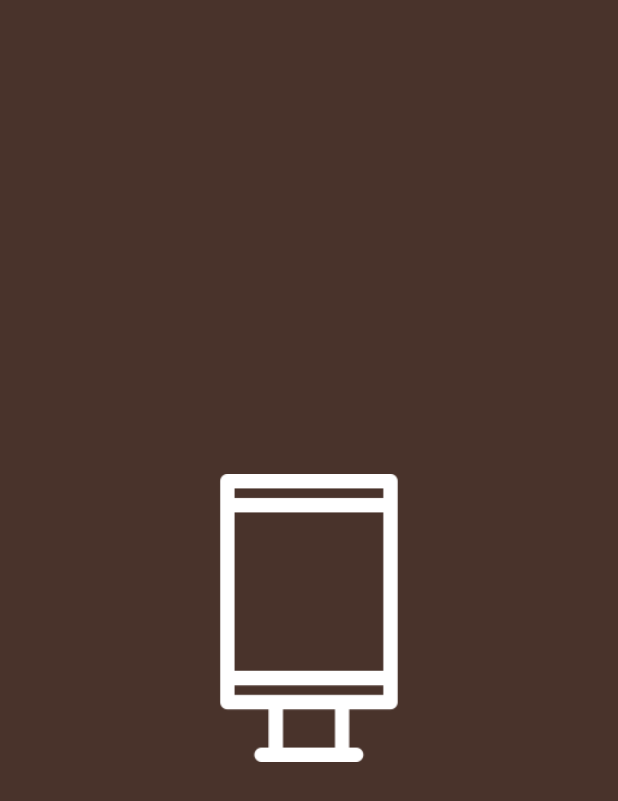
After one commit to rberends/r_dash, a Flutter app: the first screen one second after launch, on a phone screen of 412 x 824 dp. The commit adds this screen. Shown: the top 801 px of the screen. Run offline on Flutter 3.47's test engine with Material 2 defaults, Android fonts, the phone set to English and light mode, and no system bars; missing offline and left inert: dart_ping, flutter_analog_clock; network calls fail.

Commit message:
improvements to connection status display

```diff
--- /dev/null
+++ b/lib/booting_widget.dart
@@ -0,0 +1,17 @@
+import 'package:flutter/cupertino.dart';
+import 'r_dash_globals.dart';
+
+class BootingWidget extends StatelessWidget {
+  const BootingWidget({super.key});
+
+  @override
+  Widget build(BuildContext context) {
+    // TODO: implement build
+    return  SizedBox(
+        width: MediaQuery.of(context).size.width,
+        height: MediaQuery.of(context).size.height,
+        child: Center(
+            child: Transform.scale(
+                scale: 0.8, child: Image.asset("assets/info.png"))));
+  }
+}
--- a/lib/main.dart
+++ b/lib/main.dart
@@ -8,6 +8,7 @@ import 'package:flutter/services.dart';
 import 'package:http/http.dart' as http;
 import 'package:intl/intl.dart';
 import 'package:web_page_poc/departure_view.dart';
+import 'package:web_page_poc/no_connection_widget.dart';
 import 'package:web_page_poc/no_trains_widget.dart';
 import 'package:web_page_poc/podo/departure.dart';
 import 'package:web_page_poc/podo/ns_response.dart';
@@ -15,6 +16,8 @@ import 'package:web_page_poc/r_dash_clock_widget.dart';
 import 'package:web_page_poc/r_dash_globals.dart';
 import 'package:web_page_poc/r_dash_state.dart';
 import 'package:web_page_poc/train_icon_widget.dart';
+
+import 'booting_widget.dart';
 
 
 class MyHttpOverrides extends HttpOverrides {
@@ -60,9 +63,6 @@ class _MyAppState extends State<MyApp> with TickerProviderStateMixin {
   AnimationController? animationController;
   CurvedAnimation? animation;
 
-  bool _first = true;
-  bool _delay = true;
-
   var buienRadarHeight = 0;
   var buienRadarWidth = 0;
 
@@ -91,16 +91,21 @@ class _MyAppState extends State<MyApp> with TickerProviderStateMixin {
 
     var scaffold = Scaffold(
         body: SafeArea(
+          child:SizedBox(
+            width: displayWidth,
+            height: displayHeight,
             child: AnimatedCrossFade(
               duration: const Duration(seconds: 3),
               firstChild: SizedBox(
-                  width: MediaQuery.of(context).size.width,
-                  height: MediaQuery.of(context).size.height,
-                  child: Center(
-                      child: Transform.scale(
-                          scale: 0.8, child: Image.asset("assets/info.png")))),
-              secondChild: !_delay
-                  ? Stack(alignment: AlignmentDirectional.topStart, children: [
+    width: displayWidth,
+    height: displayHeight, child: const BootingWidget()),
+              secondChild: AnimatedCrossFade(
+                duration: const Duration(seconds: 3),
+                  firstChild:
+    SizedBox(
+    width: displayWidth,
+    height: displayHeight,child:
+                  Stack(alignment: AlignmentDirectional.topStart, children: [
                 SizedBox(
                     width: radarWidth,
                     height: radarHeight,
@@ -170,11 +175,16 @@ class _MyAppState extends State<MyApp> with TickerProviderStateMixin {
                   ],
                 ),
                 const RDashClockWidget(),
-              ])
-                  : Container(),
+              ])),
+                  secondChild : SizedBox(
+    width: displayWidth,
+    height: displayHeight,child: const NoConnectionWidget()),
+                crossFadeState:
+                rDashState == RDashState.offline ? CrossFadeState.showSecond : CrossFadeState.showFirst,
+              ),
               crossFadeState:
-              _first ? CrossFadeState.showFirst : CrossFadeState.showSecond,
-            )));
+              rDashState == RDashState.booting ? CrossFadeState.showFirst : CrossFadeState.showSecond,
+            ))));
     return scaffold;
   }
 
@@ -201,13 +211,7 @@ class _MyAppState extends State<MyApp> with TickerProviderStateMixin {
 
     Future.delayed(const Duration(seconds: 2), () {
       setState(() {
-        _first = false;
-      });
-    });
-
-    Future.delayed(const Duration(seconds: 2), () {
-      setState(() {
-        _delay = false;
+        rDashState = RDashState.online;
       });
     });
 
@@ -269,7 +273,6 @@ class _MyAppState extends State<MyApp> with TickerProviderStateMixin {
         headers: headers);
     final body = json.decode(response.body);
     setState(() {
-      _first = false;
       departures = NSResponse
           .fromJson(body)
           .payload!
@@ -303,7 +306,12 @@ class _MyAppState extends State<MyApp> with TickerProviderStateMixin {
       bool success = await getConnectionStatus();
       if (!success) {
         setState(() {
-          _first = true;
+          rDashState = RDashState.offline;
+        });
+      }
+      else{
+        setState(() {
+          rDashState = RDashState.online;
         });
       }
       if (repeat) {
--- a/pubspec.yaml
+++ b/pubspec.yaml
@@ -68,6 +68,7 @@ flutter:
     - assets/info.png
     - assets/placeholder.jpeg
     - assets/train_icon.png
+    - assets/no_internet.png
 
 
   # To add assets to your application, add an assets section, like this:
```
Also changed, not shown: lib/no_connection_widget.dart (added, +17 -0 lines), assets/no_internet.png (added).
